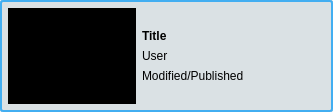
shotgunsoftware/tk-multi-workfiles2, file resources/file_tile.ui: the form before one commit.
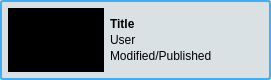
The form after the commit.

The edit to the form file:
```diff
--- a/resources/file_tile.ui
+++ b/resources/file_tile.ui
@@ -6,8 +6,8 @@
    <rect>
     <x>0</x>
     <y>0</y>
-    <width>333</width>
-    <height>112</height>
+    <width>271</width>
+    <height>80</height>
    </rect>
   </property>
   <property name="windowTitle">
@@ -48,8 +48,14 @@
        <widget class="QLabel" name="thumbnail">
         <property name="minimumSize">
          <size>
-          <width>128</width>
-          <height>96</height>
+          <width>96</width>
+          <height>64</height>
+         </size>
+        </property>
+        <property name="maximumSize">
+         <size>
+          <width>96</width>
+          <height>64</height>
          </size>
         </property>
         <property name="styleSheet">
@@ -62,6 +68,9 @@
       </item>
       <item>
        <layout class="QVBoxLayout" name="verticalLayout" stretch="1,0,0,0,1">
+        <property name="spacing">
+         <number>2</number>
+        </property>
         <item>
          <spacer name="verticalSpacer_2">
           <property name="orientation">
```
